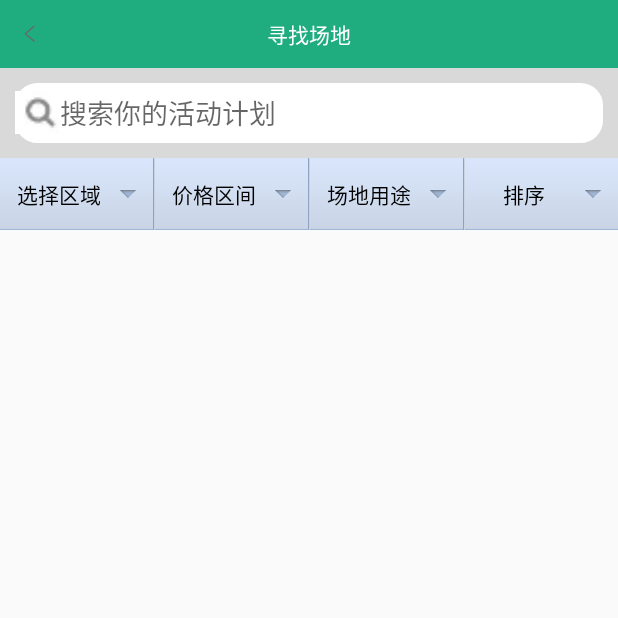
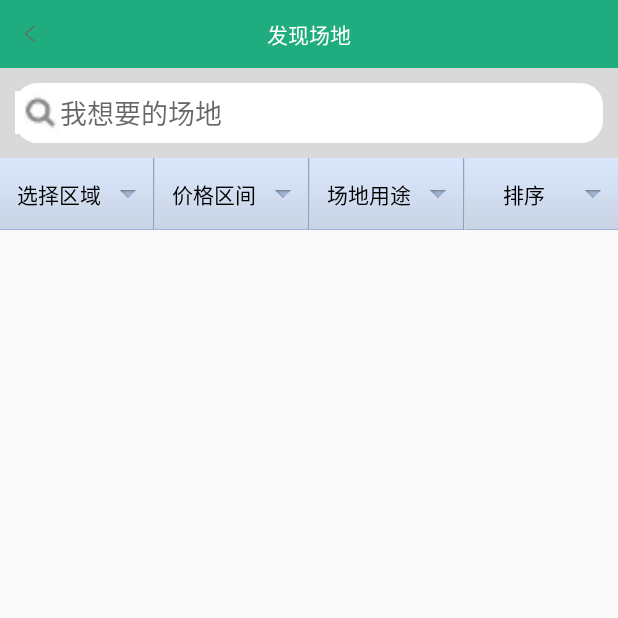
Before and after one commit to huopochuan/wubahuichang, an Android app: the SearchActivity screen opened directly, with no data from a screen before it, on a phone screen of 412 x 824 dp, the top half of it. Run offline under Robolectric (Android 15) with nearby library versions, the phone set to English and light mode, and no system bars.

Commit message:
代码更新

```diff
--- a/app/src/main/java/com/seventeam/wubahuichang/Activity/SearchActivity.java
+++ b/app/src/main/java/com/seventeam/wubahuichang/Activity/SearchActivity.java
@@ -53,6 +53,7 @@ public class SearchActivity extends FragmentActivity {
         mSelect4=new ViewRight(this);
         img_back=(ImageView)this.findViewById(R.id.img_back);
         tv_title=(TextView)this.findViewById(R.id.title);
+        tv_title.setText("发现场地");
         img_back.setOnClickListener(new View.OnClickListener() {
             @Override
             public void onClick(View view) {
--- a/app/src/main/res/layout/activity_search.xml
+++ b/app/src/main/res/layout/activity_search.xml
@@ -31,7 +31,7 @@
                 android:height="40dp"
                 android:background="@null"
                 android:drawablePadding="3dp"
-                android:hint="搜索你的活动计划" />
+                android:hint="我想要的场地" />
         </LinearLayout>
     </LinearLayout>
     <com.seventeam.wubahuichang.ExpandView.ExpandTabView
```
Also changed, not shown: app/src/main/res/drawable-hdpi/icon_home_nor.png, app/src/main/res/drawable-hdpi/icon_home_sel.png, app/src/main/res/drawable-hdpi/icon_meassage_nor.png, app/src/main/res/drawable-hdpi/icon_meassage_sel.png, app/src/main/res/drawable-hdpi/icon_selfinfo_nor.png, app/src/main/res/drawable-hdpi/icon_selfinfo_sel.png, app/src/main/res/drawable-hdpi/icon_square_nor.png, app/src/main/res/drawable-hdpi/icon_square_sel.png.
